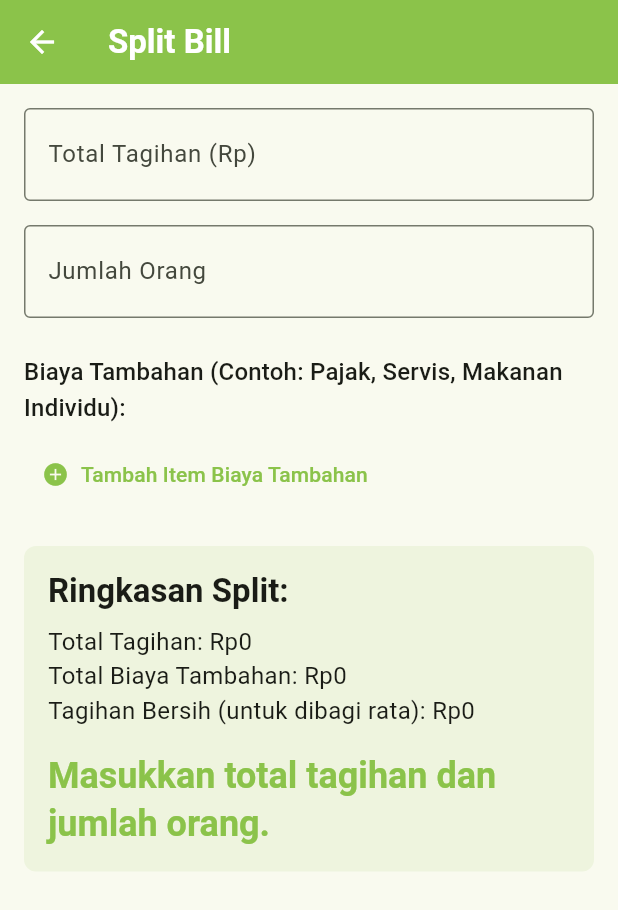
After one commit to mauludsy/budgetmate_new, a Flutter app: the SplitBillScreen screen opened directly, after a tap on "Tambah Item Biaya Tambahan", after a tap on the "remove circle" icon, on a phone screen of 412 x 824 dp. The commit adds this screen. Shown: the top 910 px of the screen. Run offline on Flutter 3.47's test engine with Material 3 defaults, Android fonts, the phone set to English and light mode, and no system bars; our stand-ins replace fl_chart.

Commit message:
feat: splitbill

```diff
--- a/lib/screens/dashboard_screen.dart
+++ b/lib/screens/dashboard_screen.dart
@@ -1,9 +1,12 @@
+// lib/screens/dashboard_screen.dart
+
 import 'package:flutter/material.dart';
 import 'package:intl/intl.dart';
 import 'package:fl_chart/fl_chart.dart';
 import 'package:budget_mate_app/models/transaction.dart';
 import 'package:budget_mate_app/models/category.dart';
 import 'package:budget_mate_app/screens/transaction_input_screen.dart';
+import 'package:budget_mate_app/screens/split_bill_screen.dart'; // Import halaman Split Bill
 
 class DashboardScreen extends StatefulWidget {
   const DashboardScreen({super.key});
@@ -236,7 +239,17 @@ class _DashboardScreenState extends State<DashboardScreen> with SingleTickerProv
           _buildTabContent(context, isExpenseTab: false, transactions: incomeTransactions, totalAmount: totalIncome),
         ],
       ),
-      floatingActionButton: FloatingActionButton(
+      floatingActionButton: null,
+      floatingActionButtonLocation: FloatingActionButtonLocation.centerFloat,
+      bottomNavigationBar: BottomAppBar(
+        surfaceTintColor: Theme.of(context).scaffoldBackgroundColor,
+        color: Theme.of(context).scaffoldBackgroundColor,
+        child: Row(
+          mainAxisAlignment: MainAxisAlignment.center,
+          children: <Widget>[
+            // Tombol Tambah Transaksi (+) (sekarang yang pertama, jadi di kiri)
+            FloatingActionButton(
+              heroTag: 'addTransactionBtn', // Penting untuk membedakan FAB
               onPressed: () {
                 Navigator.push(
                   context,
@@ -244,6 +257,7 @@ class _DashboardScreenState extends State<DashboardScreen> with SingleTickerProv
                 ).then((value) {
                   if (value != null && value is bool && value) {
                     setState(() {
+                      // Trigger rebuild untuk refresh data jika ada perubahan
                     });
                   }
                 });
@@ -252,7 +266,23 @@ class _DashboardScreenState extends State<DashboardScreen> with SingleTickerProv
               foregroundColor: Theme.of(context).floatingActionButtonTheme.foregroundColor,
               child: const Icon(Icons.add),
             ),
-      floatingActionButtonLocation: FloatingActionButtonLocation.centerFloat,
+            const SizedBox(width: 16), // Jarak antara tombol
+            // Tombol Split Bill (sekarang yang kedua, jadi di kanan)
+            FloatingActionButton(
+              heroTag: 'splitBillBtn', // Penting untuk membedakan FAB
+              onPressed: () {
+                Navigator.push(
+                  context,
+                  MaterialPageRoute(builder: (context) => const SplitBillScreen()),
+                );
+              },
+              backgroundColor: Theme.of(context).colorScheme.secondary, // Warna berbeda untuk Split Bill
+              foregroundColor: Colors.white,
+              child: const Icon(Icons.people_alt_outlined), // Ikon untuk Split Bill
+            ),
+          ],
+        ),
+      ),
     );
   }
 
--- /dev/null
+++ b/lib/screens/split_bill_screen.dart
@@ -0,0 +1,213 @@
+import 'package:flutter/material.dart';
+import 'package:intl/intl.dart';
+
+class SplitBillScreen extends StatefulWidget {
+  const SplitBillScreen({super.key});
+
+  @override
+  State<SplitBillScreen> createState() => _SplitBillScreenState();
+}
+
+class _SplitBillScreenState extends State<SplitBillScreen> {
+  final TextEditingController _totalBillController = TextEditingController();
+  final TextEditingController _numPeopleController = TextEditingController();
+  final List<TextEditingController> _extraItemsControllers = [];
+  final List<double> _extraItemsAmounts = [];
+
+  double _totalBill = 0.0;
+  int _numPeople = 1;
+  double _amountPerPerson = 0.0;
+  double _totalExtraItems = 0.0;
+  String _splitResult = '';
+
+  @override
+  void initState() {
+    super.initState();
+    _totalBillController.addListener(_calculateSplit);
+    _numPeopleController.addListener(_calculateSplit);
+  }
+
+  @override
+  void dispose() {
+    _totalBillController.dispose();
+    _numPeopleController.dispose();
+    for (var controller in _extraItemsControllers) {
+      controller.dispose();
+    }
+    super.dispose();
+  }
+
+  void _calculateSplit() {
+    setState(() {
+      _totalBill = double.tryParse(_totalBillController.text) ?? 0.0;
+      _numPeople = int.tryParse(_numPeopleController.text) ?? 1;
+      if (_numPeople < 1) _numPeople = 1;
+
+      _totalExtraItems = _extraItemsAmounts.fold(0.0, (sum, item) => sum + item);
+
+      double billAfterExtra = _totalBill - _totalExtraItems;
+      if (_numPeople > 0) {
+        _amountPerPerson = billAfterExtra / _numPeople;
+      } else {
+        _amountPerPerson = 0.0;
+      }
+
+      if (_totalBill > 0 && _numPeople > 0) {
+        _splitResult = 'Setiap orang membayar: Rp${NumberFormat('#,##0', 'id_ID').format(_amountPerPerson.abs())}';
+        if (_totalExtraItems > 0) {
+          _splitResult += '\n(Total biaya tambahan: Rp${NumberFormat('#,##0', 'id_ID').format(_totalExtraItems)})';
+        }
+      } else {
+        _splitResult = 'Masukkan total tagihan dan jumlah orang.';
+      }
+    });
+  }
+
+  void _addExtraItem() {
+    setState(() {
+      final controller = TextEditingController();
+      _extraItemsControllers.add(controller);
+      _extraItemsAmounts.add(0.0); // Initialize with 0
+      controller.addListener(() {
+        _updateExtraItemAmount(controller, _extraItemsControllers.indexOf(controller));
+      });
+    });
+  }
+
+  void _removeExtraItem(int index) {
+    setState(() {
+      _extraItemsControllers[index].dispose();
+      _extraItemsControllers.removeAt(index);
+      _extraItemsAmounts.removeAt(index);
+      _calculateSplit();
+    });
+  }
+
+  void _updateExtraItemAmount(TextEditingController controller, int index) {
+    setState(() {
+      _extraItemsAmounts[index] = double.tryParse(controller.text) ?? 0.0;
+      _calculateSplit();
+    });
+  }
+
+  @override
+  Widget build(BuildContext context) {
+    return Scaffold(
+      appBar: AppBar(
+        title: const Text('Split Bill', style: TextStyle(color: Colors.white)),
+        backgroundColor: Theme.of(context).primaryColor,
+        iconTheme: const IconThemeData(color: Colors.white),
+      ),
+      body: SingleChildScrollView(
+        padding: const EdgeInsets.all(16.0),
+        child: Column(
+          crossAxisAlignment: CrossAxisAlignment.start,
+          children: [
+            TextField(
+              controller: _totalBillController,
+              keyboardType: TextInputType.number,
+              decoration: const InputDecoration(
+                labelText: 'Total Tagihan (Rp)',
+                border: OutlineInputBorder(),
+                prefixText: 'Rp',
+              ),
+              style: const TextStyle(fontSize: 20),
+            ),
+            const SizedBox(height: 16),
+            TextField(
+              controller: _numPeopleController,
+              keyboardType: TextInputType.number,
+              decoration: const InputDecoration(
+                labelText: 'Jumlah Orang',
+                border: OutlineInputBorder(),
+              ),
+              style: const TextStyle(fontSize: 20),
+            ),
+            const SizedBox(height: 24),
+            Text(
+              'Biaya Tambahan (Contoh: Pajak, Servis, Makanan Individu):',
+              style: Theme.of(context).textTheme.titleMedium,
+            ),
+            const SizedBox(height: 8),
+            ListView.builder(
+              shrinkWrap: true,
+              physics: const NeverScrollableScrollPhysics(),
+              itemCount: _extraItemsControllers.length,
+              itemBuilder: (context, index) {
+                return Padding(
+                  padding: const EdgeInsets.only(bottom: 8.0),
+                  child: Row(
+                    children: [
+                      Expanded(
+                        child: TextField(
+                          controller: _extraItemsControllers[index],
+                          keyboardType: TextInputType.number,
+                          decoration: InputDecoration(
+                            labelText: 'Biaya Item ${index + 1} (Rp)',
+                            border: const OutlineInputBorder(),
+                            prefixText: 'Rp',
+                          ),
+                        ),
+                      ),
+                      IconButton(
+                        icon: const Icon(Icons.remove_circle, color: Colors.red),
+                        onPressed: () => _removeExtraItem(index),
+                      ),
+                    ],
+                  ),
+                );
+              },
+            ),
+            Align(
+              alignment: Alignment.centerLeft,
+              child: TextButton.icon(
+                onPressed: _addExtraItem,
+                icon: const Icon(Icons.add_circle),
+                label: const Text('Tambah Item Biaya Tambahan'),
+              ),
+            ),
+            const SizedBox(height: 24),
+            Container(
+              padding: const EdgeInsets.all(16),
+              width: double.infinity,
+              decoration: BoxDecoration(
+                color: Theme.of(context).primaryColor.withOpacity(0.1),
+                borderRadius: BorderRadius.circular(8),
+              ),
+              child: Column(
+                crossAxisAlignment: CrossAxisAlignment.start,
+                children: [
+                  Text(
+                    'Ringkasan Split:',
+                    style: Theme.of(context).textTheme.titleLarge?.copyWith(fontWeight: FontWeight.bold),
+                  ),
+                  const SizedBox(height: 8),
+                  Text(
+                    'Total Tagihan: Rp${NumberFormat('#,##0', 'id_ID').format(_totalBill)}',
+                    style: const TextStyle(fontSize: 16),
+                  ),
+                  Text(
+                    'Total Biaya Tambahan: Rp${NumberFormat('#,##0', 'id_ID').format(_totalExtraItems)}',
+                    style: const TextStyle(fontSize: 16),
+                  ),
+                  Text(
+                    'Tagihan Bersih (untuk dibagi rata): Rp${NumberFormat('#,##0', 'id_ID').format(_totalBill - _totalExtraItems)}',
+                    style: const TextStyle(fontSize: 16),
+                  ),
+                  const SizedBox(height: 16),
+                  Text(
+                    _splitResult,
+                    style: Theme.of(context).textTheme.headlineSmall?.copyWith(
+                          fontWeight: FontWeight.bold,
+                          color: Theme.of(context).primaryColor,
+                        ),
+                  ),
+                ],
+              ),
+            ),
+          ],
+        ),
+      ),
+    );
+  }
+}
```
Lines whose indentation alone changed are shown as unchanged.
